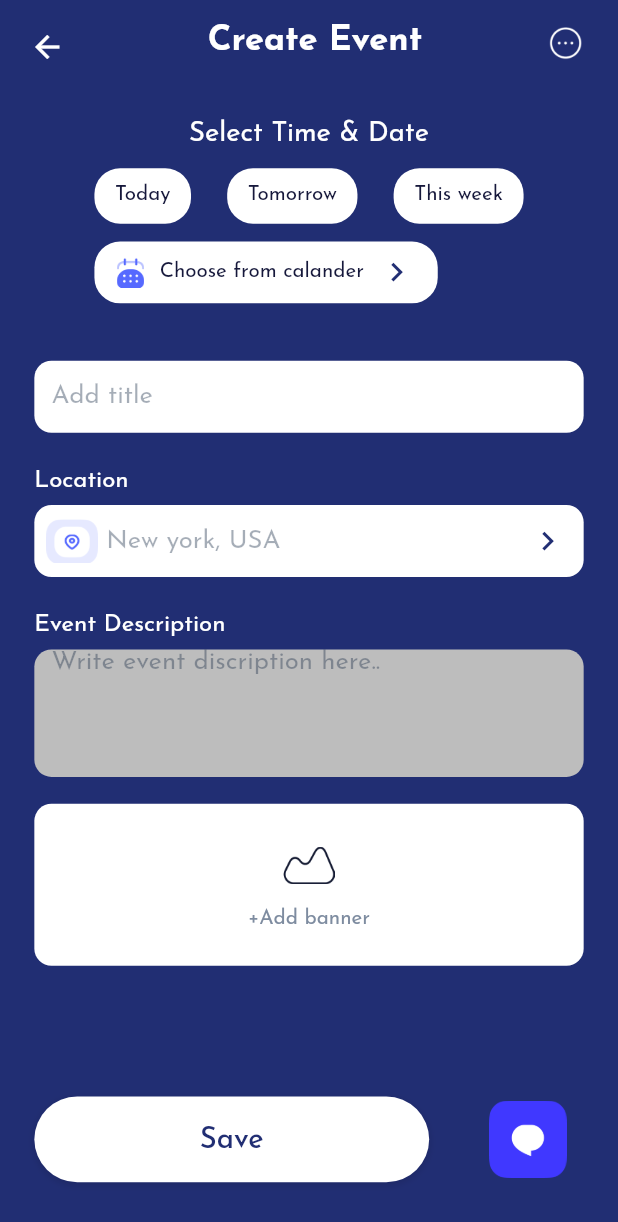
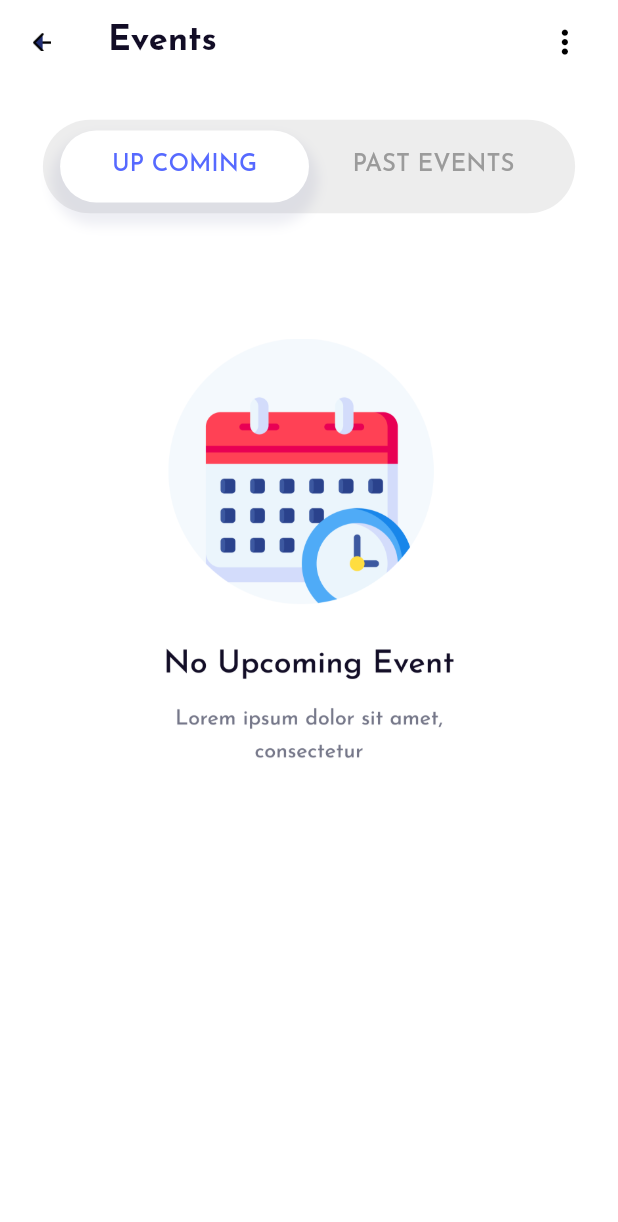
Before and after one commit to afzaaljutt2981/https---github.com-afzaaljutt2981-personal_injoury_network, a Flutter app: the HomeView screen opened directly, after a tap on "Events", on a phone screen of 412 x 824 dp. Shown: the top 1222 px of the screen. Run offline on Flutter 3.47's test engine with Material 2 defaults, Android fonts, the phone set to English and light mode, and no system bars; our stand-ins replace flutter_rating_stars, flutter_screenutil, google_fonts.

Commit message:
front end completed

```diff
--- /dev/null
+++ b/lib/ui/events/model/all_events_model.dart
@@ -0,0 +1,10 @@
+import 'package:flutter/cupertino.dart';
+
+class AllEventsModel {
+  String image;
+  String eventName;
+  String time;
+  String location;
+
+  AllEventsModel(this.image, this.eventName, this.time, this.location);
+}
--- /dev/null
+++ b/lib/ui/events/view/all_events_screen.dart
@@ -0,0 +1,286 @@
+import 'package:flutter/material.dart';
+import 'package:flutter/src/widgets/framework.dart';
+import 'package:flutter/src/widgets/placeholder.dart';
+import 'package:flutter_screenutil/flutter_screenutil.dart';
+import 'package:personal_injury_networking/ui/events/view/past_events.dart';
+import 'package:personal_injury_networking/ui/events/view/up_coming_events.dart';
+
+import '../../../global/helper/custom_sized_box.dart';
+import '../../../global/utils/app_text_styles.dart';
+import '../../orginizer_profile/model/events_history_model.dart';
+import '../model/all_events_model.dart';
+
+class AllEventScreen extends StatefulWidget {
+  const AllEventScreen({super.key});
+
+  @override
+  State<AllEventScreen> createState() => _AllEventScreenState();
+}
+
+class _AllEventScreenState extends State<AllEventScreen>
+    with SingleTickerProviderStateMixin {
+  List<AllEventsModel> allEventsList = [
+    // AllEventsModel(
+    //     'assets/images/intro_background_image.png',
+    //     'A virtual evening of smooth jazz',
+    //     '1st  May- Sat -2:00 PM',
+    //     'Radius Gallery • Santa Cruz, CA'),
+    // AllEventsModel(
+    //     'assets/images/intro_background_image.png',
+    //     'Jo malone london’s mother’s day ',
+    //     '1st  May- Sat -2:00 PM',
+    //     'Lot 13 • Oakland, CA'),
+    // AllEventsModel(
+    //     'assets/images/intro_background_image.png',
+    //     "Women's leadership conference",
+    //     '1st  May- Sat -2:00 PM',
+    //     '53 Bush St • San Francisco, CA'),
+    // AllEventsModel(
+    //     'assets/images/intro_background_image.png',
+    //     'International kids safe parents night out',
+    //     '1st  May- Sat -2:00 PM',
+    //     'Lot 13 • Oakland, CA'),
+    // AllEventsModel(
+    //     'assets/images/intro_background_image.png',
+    //     'International gala music festival',
+    //     '1st  May- Sat -2:00 PM',
+    //     'Longboard Margarita Bar '),
+  ];
+  late TabController tabController;
+
+  @override
+  void initState() {
+    tabController = TabController(length: 2, vsync: this);
+    super.initState();
+  }
+
+  @override
+  void dispose() {
+    tabController.dispose();
+    super.dispose();
+  }
+
+  @override
+  Widget build(BuildContext context) {
+    return Scaffold(
+      backgroundColor: Colors.white,
+      appBar: AppBar(
+        backgroundColor: Colors.white,
+        elevation: 0,
+        leading: Padding(
+          padding: EdgeInsets.all(19.sp),
+          child: GestureDetector(
+            onTap: () => Navigator.pop(context),
+            child: Image(
+              height: 10.sp,
+              width: 10.sp,
+              image: const AssetImage('assets/images/back_arrow_events.png'),
+            ),
+          ),
+        ),
+        title: Text(
+          "Events",
+          style: AppTextStyles.josefin(
+              style: TextStyle(
+                  fontSize: 20.sp,
+                  fontWeight: FontWeight.w800,
+                  color: const Color(0xFF120D26))),
+        ),
+        actions: [
+          allEventsList.isEmpty
+              ? const SizedBox()
+              : Image(
+                  height: 18.sp,
+                  width: 18.sp,
+                  image: const AssetImage('assets/images/search_icon.png'),
+                ),
+          Padding(
+            padding: EdgeInsets.only(right: 20.w, left: 10.w),
+            child: GestureDetector(
+              onTap: () {},
+              child: Icon(
+                Icons.more_vert_outlined,
+                color: Colors.black,
+                size: 22.sp,
+              ),
+            ),
+          ),
+        ],
+      ),
+      body: allEventsList.isEmpty
+          ? SizedBox(
+              //  height: MediaQuery.of(context).size.height,
+              child: Column(
+                children: [
+                  CustomSizeBox(20.h),
+                  Padding(
+                    padding: EdgeInsets.symmetric(horizontal: 25.w),
+                    child: Container(
+                      // height: 50,
+                      width: MediaQuery.of(context).size.height,
+                      decoration: BoxDecoration(
+                          color: Colors.black.withOpacity(0.0687),
+                          borderRadius: BorderRadius.circular(40.sp)),
+                      child: Column(
+                        children: [
+                          Padding(
+                            padding: EdgeInsets.only(
+                                left: 10.w, right: 10.w, top: 6.h, bottom: 6.h),
+                            child: TabBar(
+                              unselectedLabelColor: const Color(0xFF9B9B9B),
+                              labelColor: const Color(0xFF5669FF),
+                              indicatorColor: Colors.white,
+                              indicatorWeight: 2,
+                              indicator: BoxDecoration(
+                                boxShadow: [
+                                  BoxShadow(
+                                    color: const Color(0xFF535990)
+                                        .withOpacity(0.1),
+                                    spreadRadius: 6,
+                                    blurRadius: 6,
+                                    offset: Offset(0, 8.sp),
+                                  )
+                                ],
+                                color: Colors.white,
+                                borderRadius: BorderRadius.circular(40.sp),
+                              ),
+                              controller: tabController,
+                              tabs: [
+                                Tab(
+                                  child: Text(
+                                    'UP COMING',
+                                    style: AppTextStyles.josefin(
+                                        style: TextStyle(fontSize: 14.sp)),
+                                  ),
+                                ),
+                                Tab(
+                                  child: Text(
+                                    'PAST EVENTS',
+                                    style: AppTextStyles.josefin(
+                                        style: TextStyle(fontSize: 14.sp)),
+                                  ),
+                                ),
+                              ],
+                            ),
+                          ),
+                        ],
+                      ),
+                    ),
+                  ),
+                  Expanded(
+                    child: TabBarView(
+                      controller: tabController,
+                      children: const [
+                        UpComingEvents(),
+                        PastEvents(),
+                      ],
+                    ),
+                  )
+                ],
+              ),
+            )
+          : Expanded(
+              child: ListView.builder(
+                  physics: const BouncingScrollPhysics(),
+                  shrinkWrap: true,
+                  itemCount: allEventsList.length,
+                  itemBuilder: (context, index) {
+                    var model = allEventsList[index];
+                    return Padding(
+                      padding:
+                          EdgeInsets.symmetric(horizontal: 15.w, vertical: 8.h),
+                      child: Container(
+                        decoration: BoxDecoration(
+                            borderRadius: BorderRadius.circular(20.sp),
+                            color: Colors.white,
+                            boxShadow: [
+                              BoxShadow(
+                                color: const Color(0xFF535990).withOpacity(0.1),
+                                spreadRadius: 6,
+                                blurRadius: 6,
+                                offset: Offset(0, 10.sp),
+                              )
+                            ]),
+                        child: Padding(
+                          padding: EdgeInsets.all(10.sp),
+                          child: Row(
+                            mainAxisAlignment: MainAxisAlignment.start,
+                            crossAxisAlignment: CrossAxisAlignment.start,
+                            children: [
+                              Container(
+                                height: 100.sp,
+                                width: 100.sp,
+                                decoration: BoxDecoration(
+                                    color: Colors.grey[300],
+                                    borderRadius: BorderRadius.circular(10.sp),
+                                    image: DecorationImage(
+                                        image: AssetImage(model.image),
+                                        fit: BoxFit.cover)),
+                              ),
+                              Expanded(
+                                child: Padding(
+                                  padding: EdgeInsets.only(
+                                      left: 20.w, right: 10.w, top: 5.h),
+                                  child: Column(
+                                    mainAxisAlignment: MainAxisAlignment.start,
+                                    crossAxisAlignment:
+                                        CrossAxisAlignment.start,
+                                    children: [
+                                      CustomSizeBox(3.h),
+                                      Text(
+                                        model.time,
+                                        style: AppTextStyles.josefin(
+                                            style: TextStyle(
+                                                color: const Color(0xFF3A51C8),
+                                                fontSize: 13.sp,
+                                                fontWeight: FontWeight.w500)),
+                                      ),
+                                      CustomSizeBox(10.h),
+                                      Text(
+                                        model.eventName,
+                                        style: AppTextStyles.josefin(
+                                            style: TextStyle(
+                                                color: const Color(0xFF120D26),
+                                                fontSize: 18.sp,
+                                                fontWeight: FontWeight.w500)),
+                                      ),
+                                      CustomSizeBox(8.h),
+                                      Row(
+                                        children: [
+                                          Icon(
+                                            Icons.place,
+                                            color: Colors.grey,
+                                            size: 15.sp,
+                                          ),
+                                          SizedBox(
+                                            width: 8.w,
+                                          ),
+                                          Expanded(
+                                            child: Text(
+                                              model.location,
+                                              style: AppTextStyles.josefin(
+                                                  style: TextStyle(
+                                                      color: const Color(
+                                                          0xFF747688),
+                                                      fontSize: 11.sp,
+                                                      fontWeight:
+                                                          FontWeight.w500)),
+                                            ),
+                                          ),
+                                        ],
+                                      ),
+                                      CustomSizeBox(3.h),
+                                    ],
+                                  ),
+                                ),
+                              )
+                            ],
+                          ),
+                        ),
+                      ),
+                    );
+                  }),
+            ),
+    );
+  }
+}
--- /dev/null
+++ b/lib/ui/events/view/up_coming_events.dart
@@ -0,0 +1,28 @@
+import 'package:flutter/material.dart';
+import 'package:flutter/src/widgets/framework.dart';
+import 'package:flutter/src/widgets/placeholder.dart';
+import 'package:flutter_screenutil/flutter_screenutil.dart';
+import 'package:personal_injury_networking/global/helper/custom_sized_box.dart';
+
+class UpComingEvents extends StatefulWidget {
+  const UpComingEvents({super.key});
+
+  @override
+  State<UpComingEvents> createState() => _UpComingEventsState();
+}
+
+class _UpComingEventsState extends State<UpComingEvents> {
+  @override
+  Widget build(BuildContext context) {
+    return Column(
+      children: [
+        CustomSizeBox(70.h),
+        Image(
+          image: const AssetImage('assets/images/no_upcoming_ecents.png'),
+          height: 250.sp,
+          width: 250.sp,
+        ),
+      ],
+    );
+  }
+}
--- a/lib/ui/home/view/home_view.dart
+++ b/lib/ui/home/view/home_view.dart
@@ -8,6 +8,7 @@ import 'package:personal_injury_networking/global/utils/app_text_styles.dart';
 import '../../chat_screen/view/chat_view.dart';
 import '../../create_event/view/add_event_view.dart';
 import '../../drawer/view/drawer_home.dart';
+import '../../events/view/all_events_screen.dart';
 import '../../events/view/search_events_view.dart';
 import '../../events_details/view/events_view.dart';
 import '../../notifications/view/notification_view.dart';
@@ -220,7 +221,7 @@ class _HomeViewState extends State<HomeView> {
                         Navigator.push(
                             context,
                             MaterialPageRoute(
-                                builder: (context) => const AddEventView()));
+                                builder: (context) => const AllEventScreen()));
                       },
                     ),
                     homeFeatures(
```
Also changed, not shown: lib/ui/events/view/past_events.dart (added, +40 -0 lines), assets/images/no_upcoming_ecents.png (added).
